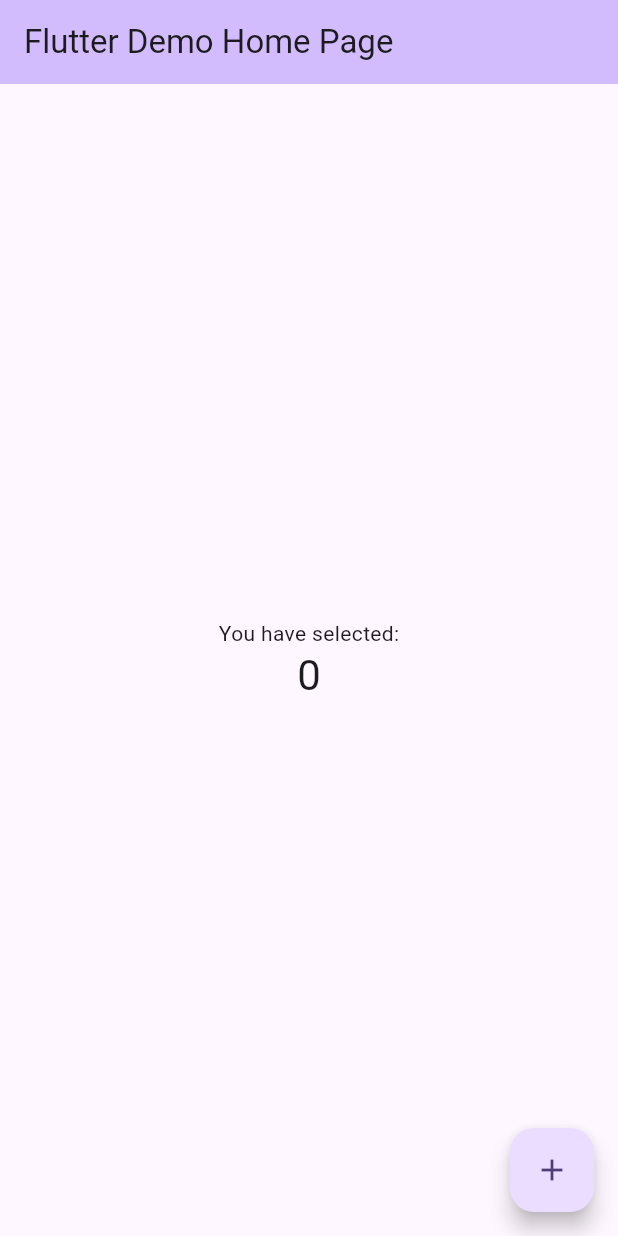
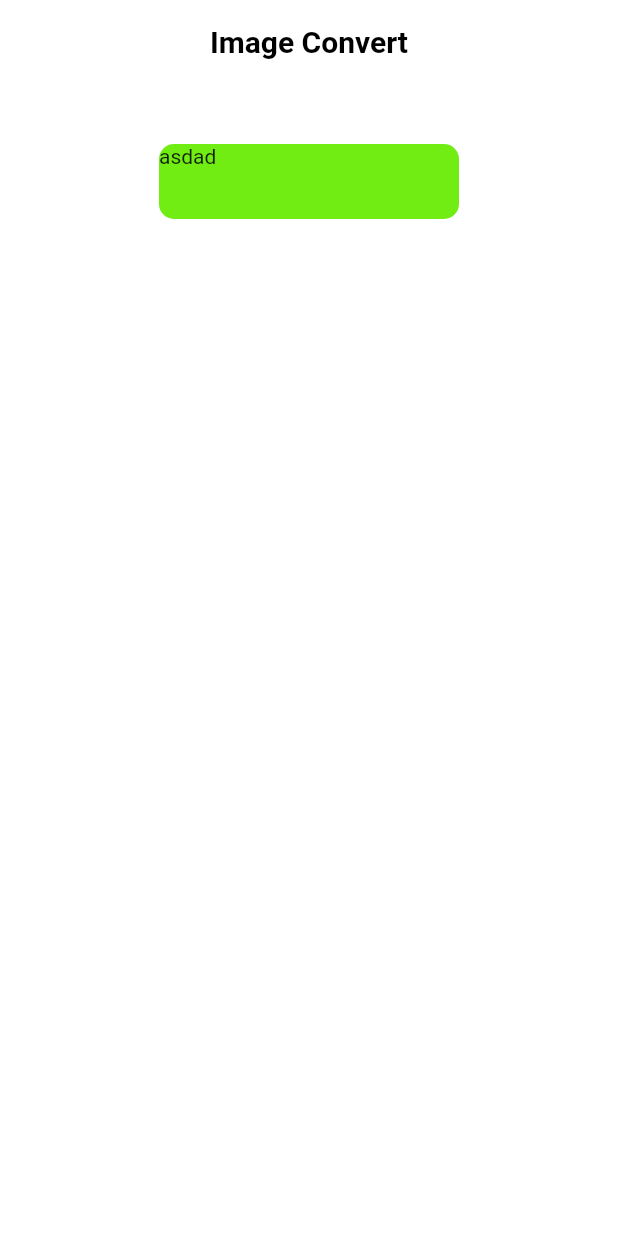
Before and after one commit to tamatee/os-project, a Flutter app: the screen it shows after launch, on a phone screen of 412 x 824 dp. Run offline on Flutter 3.47's test engine with Material 2 defaults, Android fonts, the phone set to English and light mode, and no system bars; our stand-ins replace file_picker.

Commit message:
i will leave it and then use new ui from pachon

```diff
--- a/suntana/lib/main.dart
+++ b/suntana/lib/main.dart
@@ -1,8 +1,6 @@
-import 'dart:io';
-
 import 'package:flutter/material.dart';
-import 'package:file_picker/file_picker.dart';
 import 'package:path_provider/path_provider.dart';
+import 'package:suntana/pages/home.dart';
 
 void main() {
   runApp(const MyApp());
@@ -14,146 +12,9 @@ class MyApp extends StatelessWidget {
   // This widget is the root of your application.
   @override
   Widget build(BuildContext context) {
-    return MaterialApp(
-      title: 'Flutter Demo',
-      theme: ThemeData(
-        // This is the theme of your application.
-        //
-        // TRY THIS: Try running your application with "flutter run". You'll see
-        // the application has a blue toolbar. Then, without quitting the app,
-        // try changing the seedColor in the colorScheme below to Colors.green
-        // and then invoke "hot reload" (save your changes or press the "hot
-        // reload" button in a Flutter-supported IDE, or press "r" if you used
-        // the command line to start the app).
-        //
-        // Notice that the counter didn't reset back to zero; the application
-        // state is not lost during the reload. To reset the state, use hot
-        // restart instead.
-        //
-        // This works for code too, not just values: Most code changes can be
-        // tested with just a hot reload.
-        colorScheme: ColorScheme.fromSeed(seedColor: Colors.deepPurple),
-        useMaterial3: true,
-      ),
-      home: const MyHomePage(title: 'Flutter Demo Home Page'),
+    return const MaterialApp(
+      debugShowCheckedModeBanner: false,
+      home: homepage()
     );
   }
 }
-
-class MyHomePage extends StatefulWidget {
-  const MyHomePage({super.key, required this.title});
-
-  // This widget is the home page of your application. It is stateful, meaning
-  // that it has a State object (defined below) that contains fields that affect
-  // how it looks.
-
-  // This class is the configuration for the state. It holds the values (in this
-  // case the title) provided by the parent (in this case the App widget) and
-  // used by the build method of the State. Fields in a Widget subclass are
-  // always marked "final".
-
-  final String title;
-
-  @override
-  State<MyHomePage> createState() => _MyHomePageState();
-}
-
-class _MyHomePageState extends State<MyHomePage> {
-  int _counter = 0;
-  bool isLoading = false;
-  FilePickerResult? result;
-
-  void _incrementCounter() {
-    setState(() {
-      // This call to setState tells the Flutter framework that something has
-      // changed in this State, which causes it to rerun the build method below
-      // so that the display can reflect the updated values. If we changed
-      // _counter without calling setState(), then the build method would not be
-      // called again, and so nothing would appear to happen.
-      _counter++;
-    });
-  }
-
-  void pickFile() async {
-    try {
-      setState(() {
-        isLoading = true;
-      });
-
-      final result = await FilePicker.platform.pickFiles(
-        type: FileType.custom,
-        allowedExtensions: ['png', 'jpg'],
-        allowMultiple: false,
-      );
-
-      final file = result!.files.first;
-
-      print('Name: ${file.name}');
-      // print('Bytes: ${file.bytes}');
-      print('Size: ${file.size}');
-      print('Extension: ${file.extension}');
-
-      setState(() {
-        isLoading = false;
-      });
-    } catch (e) {
-      print(e);
-    }
-  }
-
-  @override
-  Widget build(BuildContext context) {
-    // This method is rerun every time setState is called, for instance as done
-    // by the _incrementCounter method above.
-    //
-    // The Flutter framework has been optimized to make rerunning build methods
-    // fast, so that you can just rebuild anything that needs updating rather
-    // than having to individually change instances of widgets.
-    return Scaffold(
-      appBar: AppBar(
-        // TRY THIS: Try changing the color here to a specific color (to
-        // Colors.amber, perhaps?) and trigger a hot reload to see the AppBar
-        // change color while the other colors stay the same.
-        backgroundColor: Theme.of(context).colorScheme.inversePrimary,
-        // Here we take the value from the MyHomePage object that was created by
-        // the App.build method, and use it to set our appbar title.
-        title: Text(widget.title),
-      ),
-      body: Center(
-        // Center is a layout widget. It takes a single child and positions it
-        // in the middle of the parent.
-        child: Column(
-          // Column is also a layout widget. It takes a list of children and
-          // arranges them vertically. By default, it sizes itself to fit its
-          // children horizontally, and tries to be as tall as its parent.
-          //
-          // Column has various properties to control how it sizes itself and
-          // how it positions its children. Here we use mainAxisAlignment to
-          // center the children vertically; the main axis here is the vertical
-          // axis because Columns are vertical (the cross axis would be
-          // horizontal).
-          //
-          // TRY THIS: Invoke "debug painting" (choose the "Toggle Debug Paint"
-          // action in the IDE, or press "p" in the console), to see the
-          // wireframe for each widget.
-          mainAxisAlignment: MainAxisAlignment.center,
-          children: <Widget>[
-            const Text(
-              'You have selected:',
-            ),
-            Text(
-              '$_counter',
-              style: Theme.of(context).textTheme.headlineMedium,
-            ),
-          ],
-        ),
-      ),
-      floatingActionButton: FloatingActionButton(
-        // onPressed: _incrementCounter,
-        onPressed: pickFile,
-        tooltip: 'Choose File',
-        child: const Icon(Icons.add),
-      ), // This trailing comma makes auto-formatting nicer for build methods.
-    );
-  }
-}
--- /dev/null
+++ b/suntana/lib/pages/home.dart
@@ -0,0 +1,50 @@
+import 'package:flutter/material.dart';
+import 'package:file_picker/file_picker.dart';
+
+class homepage extends StatelessWidget {
+  const homepage({super.key});
+
+  // This widget is the root of your application.
+  @override
+  Widget build(BuildContext context) {
+    return Scaffold(
+      appBar: appBar(),
+      backgroundColor: Colors.white,
+      body: Center(
+        child: Column(
+          children: [
+            SizedBox(height: 40,),
+            buttonBar()
+          ]
+        ),
+      )
+    );
+  }
+  Container buttonBar(){
+    return Container(
+      height: 50,
+      width: 200,
+      decoration: BoxDecoration(
+        borderRadius: BorderRadius.circular(10),
+        color: Color.fromARGB(255, 113, 237, 19),
+      ),
+      child: Text(
+        'asdad',
+
+      ),
+    );
+  }
+  AppBar appBar(){
+    return AppBar(title: Text('Image Convert',
+          style: TextStyle(
+            color: Colors.black,
+            fontSize: 20,
+            fontWeight: FontWeight.bold
+          ),
+        ),
+        backgroundColor: Colors.white,
+        elevation: 0.0,
+        centerTitle: true,
+      );
+  }
+}
```
Also changed, not shown: suntana/pubspec.yaml (+12 -11 lines), suntana/fonts/Poppins-Bold.ttf (added), suntana/fonts/Poppins-Medium.ttf (added), suntana/fonts/Poppins-Regular.ttf (added), suntana/fonts/Poppins-SemiBold.ttf (added), suntana/pubspec.lock.
